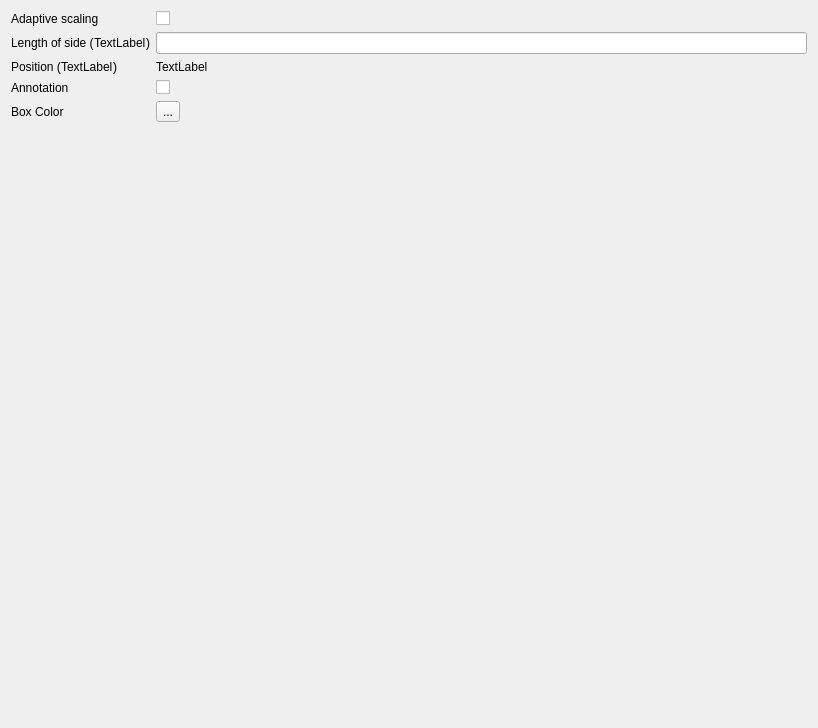
Old version of the form tomviz/modules/ModuleScaleCubeWidget.ui in the repository OpenChemistry/tomviz.
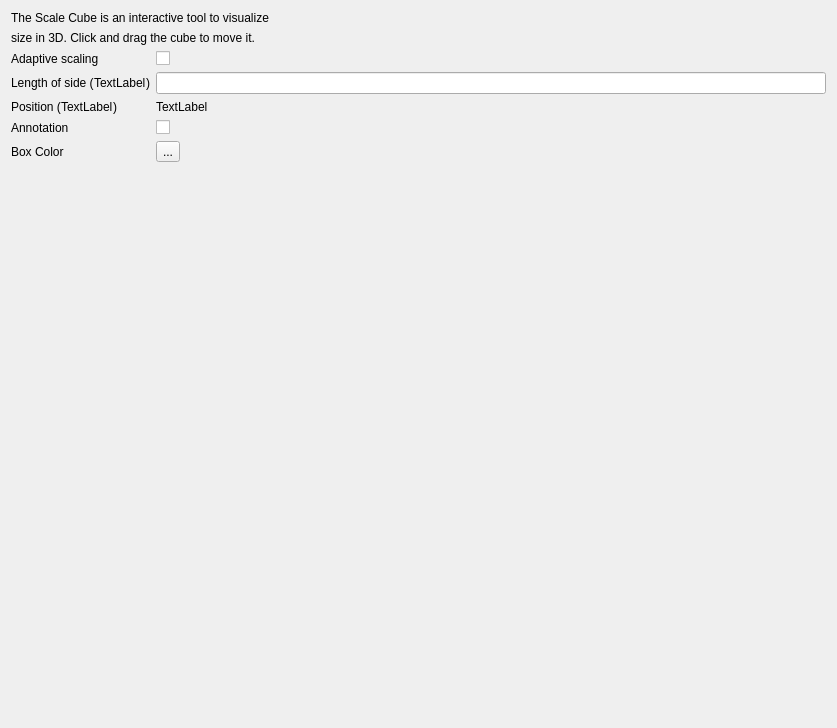
New version of the form. Custom widgets are drawn as their Qt base class.

Commit message: Add an introduction for the Scale Cube Module.

```diff
--- a/tomviz/modules/ModuleScaleCubeWidget.ui
+++ b/tomviz/modules/ModuleScaleCubeWidget.ui
@@ -6,7 +6,7 @@
    <rect>
     <x>0</x>
     <y>0</y>
-    <width>818</width>
+    <width>837</width>
     <height>728</height>
    </rect>
   </property>
@@ -20,21 +20,21 @@
    <string>Form</string>
   </property>
   <layout class="QFormLayout" name="formLayout">
-   <item row="1" column="0">
+   <item row="11" column="0">
     <widget class="QLabel" name="tlAdaptiveScaling">
      <property name="text">
       <string>Adaptive scaling</string>
      </property>
     </widget>
    </item>
-   <item row="1" column="1">
+   <item row="11" column="1">
     <widget class="QCheckBox" name="chbAdaptiveScaling">
      <property name="text">
       <string/>
      </property>
     </widget>
    </item>
-   <item row="2" column="0">
+   <item row="12" column="0">
     <layout class="QHBoxLayout" name="horizontalLayout">
      <property name="spacing">
       <number>0</number>
@@ -62,10 +62,10 @@
      </item>
     </layout>
    </item>
-   <item row="2" column="1">
+   <item row="12" column="1">
     <widget class="QLineEdit" name="leSideLength"/>
    </item>
-   <item row="3" column="0">
+   <item row="14" column="0">
     <layout class="QHBoxLayout" name="horizontalLayout_3">
      <property name="spacing">
       <number>0</number>
@@ -93,7 +93,7 @@
      </item>
     </layout>
    </item>
-   <item row="3" column="1">
+   <item row="14" column="1">
     <widget class="QLabel" name="tlPosition">
      <property name="sizePolicy">
       <sizepolicy hsizetype="Preferred" vsizetype="Preferred">
@@ -115,34 +115,48 @@
      </property>
     </widget>
    </item>
-   <item row="4" column="1">
-    <widget class="QCheckBox" name="chbAnnotation">
-     <property name="text">
-      <string/>
-     </property>
-    </widget>
-   </item>
-   <item row="4" column="0">
+   <item row="15" column="0">
     <widget class="QLabel" name="label_4">
      <property name="text">
       <string>Annotation</string>
      </property>
     </widget>
    </item>
-   <item row="5" column="0">
+   <item row="15" column="1">
+    <widget class="QCheckBox" name="chbAnnotation">
+     <property name="text">
+      <string/>
+     </property>
+    </widget>
+   </item>
+   <item row="16" column="0">
     <widget class="QLabel" name="colorLabel">
      <property name="text">
       <string>Box Color</string>
      </property>
     </widget>
    </item>
-   <item row="5" column="1">
+   <item row="16" column="1">
     <widget class="pqColorChooserButton" name="colorChooserButton">
      <property name="text">
       <string>...</string>
      </property>
     </widget>
    </item>
+   <item row="8" column="0" colspan="2">
+    <widget class="QLabel" name="label_5">
+     <property name="text">
+      <string>The Scale Cube is an interactive tool to visualize</string>
+     </property>
+    </widget>
+   </item>
+   <item row="9" column="0" colspan="2">
+    <widget class="QLabel" name="label_6">
+     <property name="text">
+      <string>size in 3D. Click and drag the cube to move it.</string>
+     </property>
+    </widget>
+   </item>
   </layout>
  </widget>
  <customwidgets>
```
